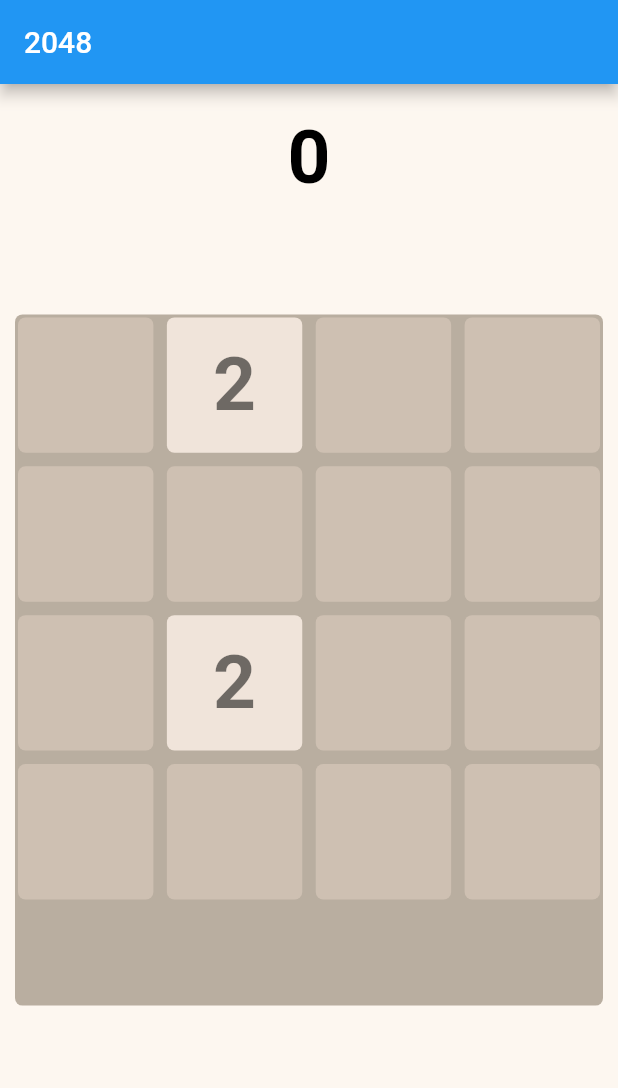
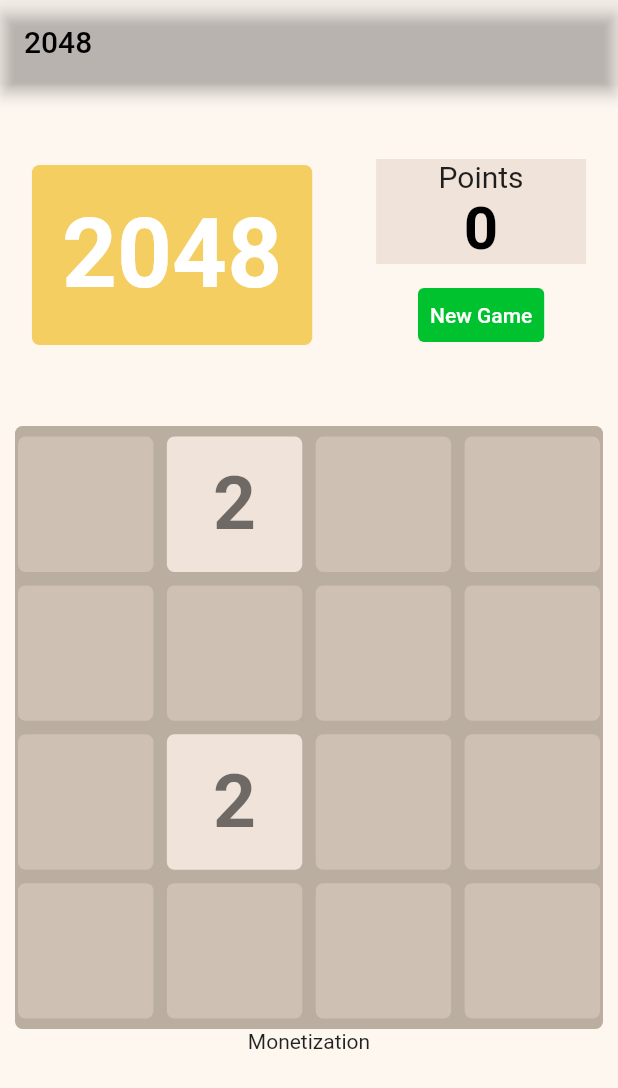
Before and after one commit to josajunior81/2048-flutter, a Flutter app: the screen it shows after launch, on a phone screen of 412 x 824 dp. Shown: the top 1088 px of the screen. Run offline on Flutter 3.47's test engine with Material 2 defaults, Android fonts, the phone set to English and light mode, and no system bars; our stand-ins replace firebase_core, google_mobile_ads; accounts and stored records are empty.

```diff
--- a/lib/main.dart
+++ b/lib/main.dart
@@ -1,4 +1,8 @@
-import 'dart:io';
+import 'package:firebase_core/firebase_core.dart';
+import 'package:google_mobile_ads/google_mobile_ads.dart';
+
+import 'firebase_options.dart';
+
 import 'dart:math';
 
 import 'package:flutter/material.dart';
@@ -7,6 +11,12 @@ import 'package:game_2048/model/block.dart';
 import 'package:game_2048/model/enum_block.dart';
 
 void main() {
+  // await Firebase.initializeApp(
+  //   options: DefaultFirebaseOptions.currentPlatform,
+  // );
+  // WidgetsFlutterBinding.ensureInitialized();
+  // MobileAds.instance.initialize();
+
   runApp(const Game());
 }
 
@@ -17,6 +27,21 @@ enum Direction {
   down;
 }
 
+const Map<int, Color> color =
+{
+  50:Color.fromRGBO(240, 212, 121, .1),
+  100:Color.fromRGBO(240, 212, 121, .2),
+  200:Color.fromRGBO(240, 212, 121, .3),
+  300:Color.fromRGBO(240, 212, 121, .4),
+  400:Color.fromRGBO(240, 212, 121, .5),
+  500:Color.fromRGBO(240, 212, 121, .6),
+  600:Color.fromRGBO(240, 212, 121, .7),
+  700:Color.fromRGBO(240, 212, 121, .8),
+  800:Color.fromRGBO(240, 212, 121, .9),
+  900:Color.fromRGBO(240, 212, 121, 1),
+};
+
+
 class Game extends StatelessWidget {
   const Game({Key? key}) : super(key: key);
 
@@ -25,8 +50,8 @@ class Game extends StatelessWidget {
     return MaterialApp(
       title: '2048',
       theme: ThemeData(
-        primarySwatch: Colors.blue,
-        backgroundColor: Color.fromARGB(255, 253, 247, 240),
+        primarySwatch: const MaterialColor(0xF0D479, color),
+        backgroundColor: const Color.fromARGB(255, 253, 247, 240),
       ),
       home: const GameBoard(title: '2048'),
     );
@@ -44,6 +69,7 @@ class GameBoard extends StatefulWidget {
 }
 
 class _GameBoardState extends State<GameBoard> with TickerProviderStateMixin {
+  //Vertical swipe configuration options
   double verticalSwipeMaxWidthThreshold = 50.0;
   double verticalSwipeMinDisplacement = 100.0;
   double verticalSwipeMinVelocity = 300.0;
@@ -53,36 +79,38 @@ class _GameBoardState extends State<GameBoard> with TickerProviderStateMixin {
   double horizontalSwipeMinDisplacement = 100.0;
   double horizontalSwipeMinVelocity = 300.0;
 
-  final _random = new Random();
-  double? swipeDir;
+  final _random = Random();
 
   late final totalBlocks = widget.blocksPerLine * widget.blocksPerLine;
   late final boardSize = MediaQuery.of(context).size.width - 10;
   late final cellSize = (boardSize / widget.blocksPerLine) - 12.0;
+  late List<List<Block>> grid;
+
   ValueNotifier<num> points = ValueNotifier(0);
-
-  late final grid = List.generate(
-      widget.blocksPerLine,
-      (_) => List.filled(widget.blocksPerLine,
-          Block("", 0, 0, ValueNotifier<BlockNumber>(BlockNumber.ZERO), AnimationController(vsync: this))),
-      growable: false); //<List<Block>>[];
-  late final blocksList = <Block>[];
+  int movesCounter = 0;
+  bool hasMoved = false;
 
   @override
   void didChangeDependencies() {
-    initGame();
-    initPositions();
+    newGame();
     super.didChangeDependencies();
   }
 
   @override
   void dispose() {
-    grid.forEach((element) {
-      element.forEach((element) {
+    for (var element in grid) {
+      for (var element in element) {
         element.animationController.dispose();
-      });
-    });
+      }
+    }
     super.dispose();
+  }
+
+  newGame() {
+    initGrid();
+    initPositions();
+    setState(() {});
+    points.value = 0;
   }
 
   int next() => _random.nextInt(widget.blocksPerLine);
@@ -115,31 +143,14 @@ class _GameBoardState extends State<GameBoard> with TickerProviderStateMixin {
   }
 
   Widget createBlock(Block block) => Padding(
-        padding: EdgeInsets.symmetric(horizontal: 2, vertical: 2),
+        padding: const EdgeInsets.symmetric(horizontal: 2, vertical: 2),
         child: ValueListenableBuilder(
             valueListenable: block.blockNumber,
             builder: (context, value, child) {
               var blockNumber = block.blockNumber.value;
-
-              // var _sizeAnimation = Tween(begin: cellSize, end: cellSize)
-              //     .chain(TweenSequence([
-              //       TweenSequenceItem(
-              //           tween: Tween(begin: cellSize + 10, end: cellSize + 10),
-              //           weight: 1),
-              //       TweenSequenceItem(
-              //           tween: Tween(begin: cellSize - 20, end: cellSize - 10),
-              //           weight: 1),
-              //       TweenSequenceItem(
-              //           tween: Tween(begin: cellSize, end: cellSize),
-              //           weight: 1),
-              //     ]))
-              //     .animate(block.animationController);
-
-
-              var _colorAnimation =
-              blockNumber.value == 0 ?
-                blockNumber.backAnimation.animate(block.animationController) :
-              blockNumber.animation.animate(block.animationController);
+              var colorAnimation = blockNumber.value == 0
+                  ? blockNumber.backAnimation.animate(block.animationController)
+                  : blockNumber.animation.animate(block.animationController);
 
               return AnimatedBuilder(
                 animation: block.animationController,
@@ -147,7 +158,7 @@ class _GameBoardState extends State<GameBoard> with TickerProviderStateMixin {
                   height: cellSize,
                   decoration: BoxDecoration(
                       borderRadius: BorderRadius.circular(5.0),
-                      color: _colorAnimation.value),
+                      color: colorAnimation.value),
                   child: Center(
                     child: Text(
                       blockNumber.value == 0 ? "" : "${blockNumber.value}",
@@ -164,7 +175,15 @@ class _GameBoardState extends State<GameBoard> with TickerProviderStateMixin {
             }),
       );
 
-  initGame() {
+  initGrid() {
+    grid = List.generate(
+        widget.blocksPerLine,
+            (_) => List.filled(
+            widget.blocksPerLine,
+            Block("", 0, 0, ValueNotifier<BlockNumber>(BlockNumber.ZERO),
+                AnimationController(vsync: this))),
+        growable: false);
+
     for (int i = 0; i < totalBlocks; i++) {
       var x = (i / widget.blocksPerLine).floor();
       var y = i % widget.blocksPerLine;
@@ -172,8 +191,8 @@ class _GameBoardState extends State<GameBoard> with TickerProviderStateMixin {
         duration: const Duration(milliseconds: 300),
         vsync: this,
       );
-      var block =
-          Block("$x$y", x, y, ValueNotifier<BlockNumber>(BlockNumber.ZERO), controller);
+      var block = Block("$x$y", x, y,
+          ValueNotifier<BlockNumber>(BlockNumber.ZERO), controller);
       block.widget = createBlock(block);
       grid[x][y] = block;
       block.animationController.forward();
@@ -181,14 +200,21 @@ class _GameBoardState extends State<GameBoard> with TickerProviderStateMixin {
   }
 
   bool canMerge(Block target, Block block) {
-    return block.canMerge && target.canMerge;
+    return block.canMerge &&
+        target.canMerge &&
+        (target.blockNumber.value.value == block.blockNumber.value.value);
+  }
+
+  alloc(Block target, Block block) {
+    target.alloc(block.blockNumber.value);
+    block.free();
+    hasMoved = true;
   }
 
   merge(Block target, Block block) {
-    if (target.blockNumber.value.value == block.blockNumber.value.value) {
-      target.merge();
+    points.value += target.merge();
     block.free();
-    }
+    hasMoved = true;
   }
 
   moveRight(int x) {
@@ -197,15 +223,9 @@ class _GameBoardState extends State<GameBoard> with TickerProviderStateMixin {
       var block = grid[x][i];
       var next = grid[x][i - 1];
       if (block.isFree && !next.isFree) {
-        block.alloc(next.blockNumber.value);
-        next.free();
+        alloc(block, next);
       } else if (!block.isFree) {
-        if (block.canMerge &&
-            next.canMerge &&
-            next.blockNumber.value.value == block.blockNumber.value.value) {
-          points.value += block.merge();
-          next.free();
-        }
+        if (canMerge(block, next)) merge(block, next);
       }
     }
   }
@@ -216,15 +236,9 @@ class _GameBoardState extends State<GameBoard> with TickerProviderStateMixin {
       var block = grid[x][i];
       var next = grid[x][i + 1];
       if (block.isFree && !next.isFree) {
-        block.alloc(next.blockNumber.value);
-        next.free();
+        alloc(block, next);
       } else if (!block.isFree) {
-        if (block.canMerge &&
-            next.canMerge &&
-            next.blockNumber.value.value == block.blockNumber.value.value) {
-          points.value += block.merge();
-          next.free();
-        }
+        if (canMerge(block, next)) merge(block, next);
       }
     }
   }
@@ -238,16 +252,9 @@ class _GameBoardState extends State<GameBoard> with TickerProviderStateMixin {
           var previous = grid[y - 1][i];
           var next = grid[y][i];
           if (!next.isFree && previous.isFree) {
-            previous.alloc(next.blockNumber.value);
-            next.free();
+            alloc(previous, next);
           } else if (!next.isFree && !previous.isFree) {
-            if (previous.canMerge &&
-                next.canMerge &&
-                next.blockNumber.value.value ==
-                    previous.blockNumber.value.value) {
-              points.value += previous.merge();
-              next.free();
-            }
+            if (canMerge(previous, next)) merge(previous, next);
           }
         }
       }
@@ -263,16 +270,9 @@ class _GameBoardState extends State<GameBoard> with TickerProviderStateMixin {
           var previous = grid[y][i];
           var next = grid[y + 1][i];
           if (next.isFree && !previous.isFree) {
-            next.alloc(previous.blockNumber.value);
-            previous.free();
+            alloc(next, previous);
           } else if (!next.isFree && !previous.isFree) {
-            if (previous.canMerge &&
-                next.canMerge &&
-                next.blockNumber.value.value ==
-                    previous.blockNumber.value.value) {
-              points.value += next.merge();
-              previous.free();
-            }
+            if (canMerge(next, previous)) merge(next, previous);
           }
         }
       }
@@ -281,38 +281,38 @@ class _GameBoardState extends State<GameBoard> with TickerProviderStateMixin {
 
   swipe(Direction direction) async {
     if (direction == Direction.right) {
-      grid.forEach((row) {
-        row.forEach((col) {
-          debugPrint("${col.x} : ${col.y}");
+      for (var row in grid) {
+        for (var col in row) {
           moveRight(col.x);
-        });
-      });
+        }
+      }
     } else if (direction == Direction.left) {
-      grid.forEach((row) {
-        row.forEach((col) {
-          debugPrint("${col.x} : ${col.y}");
+      for (var row in grid) {
+        for (var col in row) {
           moveLeft(col.x);
-        });
-      });
+        }
+      }
     } else if (direction == Direction.up) {
       moveUp();
     } else if (direction == Direction.down) {
       moveDown();
     }
-    await Future.delayed(const Duration(milliseconds: 200), () {
+
+    if (hasMoved) {
+      movesCounter++;
+      hasMoved = false;
       setNextPosition();
-    });
-    grid.forEach((element) {
-      element.forEach((element) {
+    }
+
+    for (var element in grid) {
+      for (var element in element) {
         element.canMerge = true;
-      });
-    });
+      }
+    }
   }
 
   @override
   Widget build(BuildContext context) {
-    var sensitivity = 3.0;
-
     //Vertical drag details
     DragStartDetails? startVerticalDragDetails;
     DragUpdateDetails? updateVerticalDragDetails;
@@ -322,35 +322,92 @@ class _GameBoardState extends State<GameBoard> with TickerProviderStateMixin {
     DragUpdateDetails? updateHorizontalDragDetails;
 
     return Scaffold(
-        backgroundColor: Color.fromARGB(255, 253, 247, 240),
+        backgroundColor: const Color.fromARGB(255, 253, 247, 240),
         appBar: AppBar(
           title: Text(widget.title),
         ),
         body: Column(
           children: [
-            Expanded(
-                flex: 1,
-                child: Container(
-                  margin: EdgeInsets.only(top: 20),
+            Container(
+              margin: const EdgeInsets.symmetric(vertical: 50),
+              child: Row(
+                mainAxisAlignment: MainAxisAlignment.spaceAround,
+                children: [
+                  Container(
+                    height: 120,
+                    decoration: BoxDecoration(
+                        borderRadius: BorderRadius.circular(5.0),
+                        color: BlockNumber.NINE.color),
+                    child: const Center(
+                      child: Padding(
+                        padding: EdgeInsets.symmetric(horizontal: 20),
+                        child: Text(
+                          "2048",
+                          style: TextStyle(
+                              color: Colors.white,
+                              fontSize: 64,
+                              fontWeight: FontWeight.bold),
+                        ),
+                      ),
+                    ),
+                  ),
+                  Column(
+                    mainAxisAlignment: MainAxisAlignment.start,
+                    children: [
+                      Container(
+                        width: 140,
+                        margin: const EdgeInsets.only(bottom: 10),
+                        decoration: const BoxDecoration(
+                            color: Color.fromARGB(255, 240, 228, 218)),
+                        child: Column(
+                          children: [
+                            const Text(
+                              "Points",
+                              style: TextStyle(fontSize: 20),
+                            ),
+                            Padding(
+                              padding:
+                                  const EdgeInsets.symmetric(horizontal: 5),
                               child: ValueListenableBuilder(
                                 valueListenable: points,
                                 builder: (context, value, child) => Text(
                                   "${points.value}",
-                      style: TextStyle(
-                          fontSize: 50,
+                                  style: const TextStyle(
+                                      fontSize: 40,
                                       color: Colors.black,
                                       fontWeight: FontWeight.bold),
                                 ),
                               ),
-                )),
-            Expanded(
-              flex: 3,
-              child: Container(
+                            ),
+                          ],
+                        ),
+                      ),
+                      Row(
+                        children: [
+                          TextButton(
+                              style: ButtonStyle(
+                                foregroundColor:
+                                    MaterialStateProperty.all<Color>(
+                                        Colors.white),
+                                backgroundColor:
+                                    MaterialStateProperty.all<Color>(
+                                        BlockNumber.ELEVEN.color),
+                              ),
+                              onPressed: () => newGame(),
+                              child: const Text("New Game")),
+                        ],
+                      )
+                    ],
+                  ),
+                ],
+              ),
+            ),
+            Container(
               height: boardSize,
               decoration: BoxDecoration(
                   borderRadius: BorderRadius.circular(5.0),
-                    color: Color(0xffb9aea0)),
-                margin: EdgeInsets.symmetric(horizontal: 10),
+                  color: const Color(0xffb9aea0)),
+              margin: const EdgeInsets.symmetric(horizontal: 10),
               child: GestureDetector(
                 onVerticalDragStart: (dragDetails) {
                   startVerticalDragDetails = dragDetails;
@@ -367,8 +424,7 @@ class _GameBoardState extends State<GameBoard> with TickerProviderStateMixin {
                   //Convert values to be positive
                   if (dx < 0) dx = -dx;
                   if (dy < 0) dy = -dy;
-                    double positiveVelocity =
-                        velocity < 0 ? -velocity : velocity;
+                  double positiveVelocity = velocity < 0 ? -velocity : velocity;
                   if (dx > verticalSwipeMaxWidthThreshold) return;
                   if (dy < verticalSwipeMinDisplacement) return;
                   if (positiveVelocity < verticalSwipeMinVelocity) return;
@@ -395,8 +451,7 @@ class _GameBoardState extends State<GameBoard> with TickerProviderStateMixin {
 
                   if (dx < 0) dx = -dx;
                   if (dy < 0) dy = -dy;
-                    double positiveVelocity =
-                        velocity < 0 ? -velocity : velocity;
+                  double positiveVelocity = velocity < 0 ? -velocity : velocity;
 
                   if (dx < horizontalSwipeMinDisplacement) return;
                   if (dy > horizontalSwipeMaxHeightThreshold) return;
@@ -409,13 +464,15 @@ class _GameBoardState extends State<GameBoard> with TickerProviderStateMixin {
                   }
                 },
                 child: GridView.builder(
-                    physics: NeverScrollableScrollPhysics(),
+                  physics: const NeverScrollableScrollPhysics(),
                   gridDelegate: SliverGridDelegateWithFixedCrossAxisCount(
                     crossAxisCount: widget.blocksPerLine,
                     childAspectRatio: 1.0,
                     mainAxisSpacing: 5.0,
                     crossAxisSpacing: 5.0,
                   ),
+                  padding:
+                      const EdgeInsets.symmetric(vertical: 5.0, horizontal: 0),
                   itemCount: widget.blocksPerLine * widget.blocksPerLine,
                   itemBuilder: (context, index) {
                     var x = (index / widget.blocksPerLine).floor();
@@ -425,30 +482,8 @@ class _GameBoardState extends State<GameBoard> with TickerProviderStateMixin {
                 ),
               ),
             ),
-            ),
-            Expanded(flex: 1, child: Container())
+            const Text("Monetization"),
           ],
         ));
   }
 }
-
-// return TweenAnimationBuilder(
-// tween: blockNumber.animation,
-// duration: Duration(milliseconds: 500),
-// builder: (context, value, widget) => Container(
-// decoration: BoxDecoration(
-// borderRadius: BorderRadius.circular(5.0),
-// color: value as Color),
-// child: Center(
-// child: Text(
-// blockNumber.value == 0 ? "" : "${blockNumber.value}",
-// style: TextStyle(
-// fontSize: 50,
-// color: blockNumber.value < 8
-// ? Colors.black54
-//     : Colors.white,
-// fontWeight: FontWeight.bold),
-// ),
-// ),
-// ),
-// );
--- a/pubspec.yaml
+++ b/pubspec.yaml
@@ -30,10 +30,13 @@ dependencies:
   flutter:
     sdk: flutter
 
+  google_mobile_ads: ^1.2.0
 
   # The following adds the Cupertino Icons font to your application.
   # Use with the CupertinoIcons class for iOS style icons.
   cupertino_icons: ^1.0.2
+  firebase_core: ^1.17.1
+  firebase_analytics: ^9.1.9
 
 dev_dependencies:
   flutter_test:
```
Also changed, not shown: lib/firebase_options.dart (added), pubspec.lock, 5 other files. Lines whose indentation alone changed are shown as unchanged.
